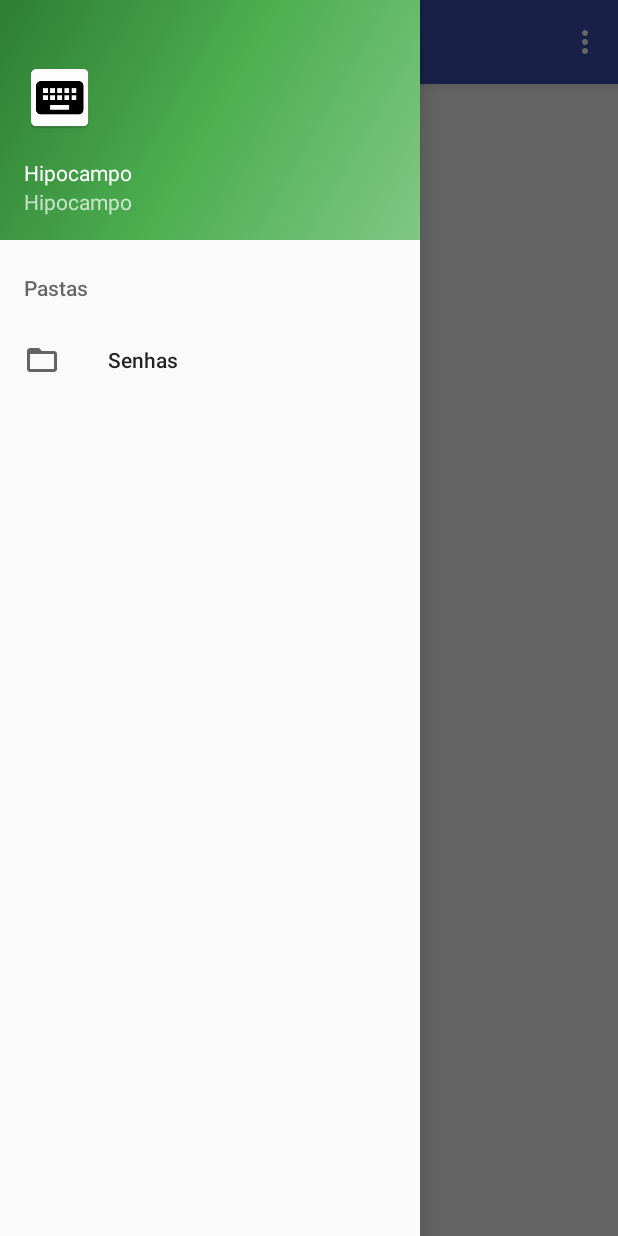
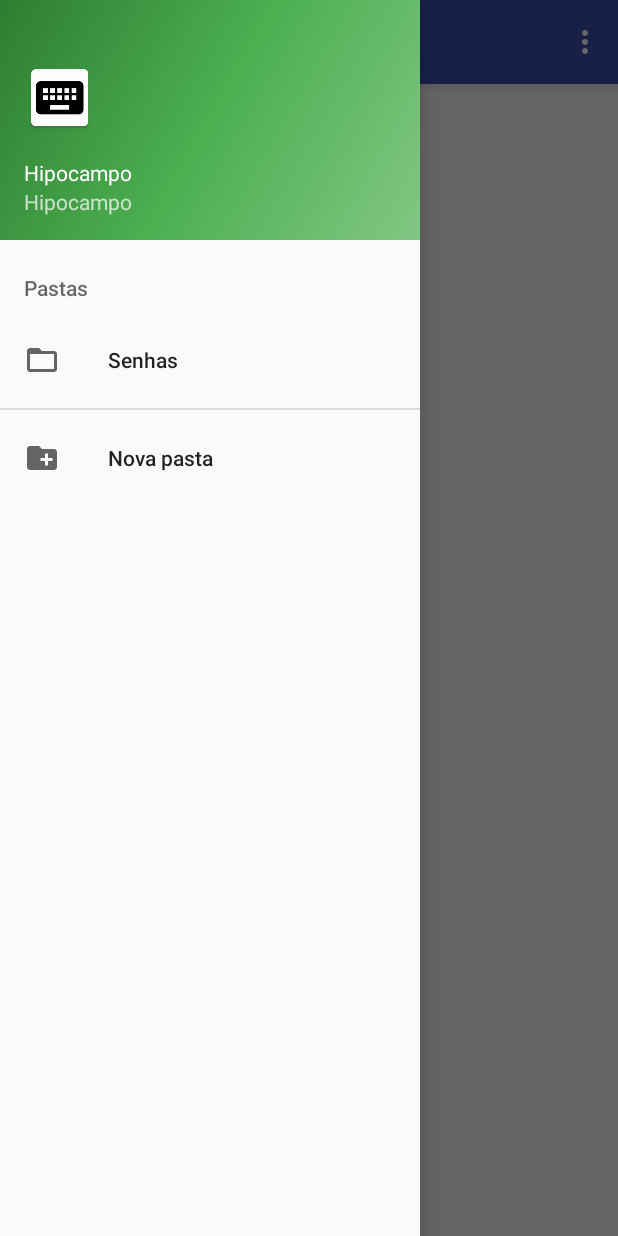
Before and after one commit to FlorencioNatan/hipocampo, an Android app: the screen it shows after launch (MainActivity), with the side drawer open, on a phone screen of 412 x 824 dp. Run offline under Robolectric (Android 15) with nearby library versions, the phone set to English and light mode, and no system bars.

Commit message:
Add FolderNameDiakog to create new PasswordFolder.
new file:   app/src/main/java/example/com/hipocampo/dialogs/FolderNameDialog.java
new file:   app/src/main/res/drawable/ic_create_new_folder_black_24dp.xml
modified:   app/src/main/res/menu/activity_main_drawer.xml
modified:   app/src/main/res/values/strings.xml

```diff
--- /dev/null
+++ b/app/src/main/res/drawable/ic_create_new_folder_black_24dp.xml
@@ -0,0 +1,9 @@
+<vector xmlns:android="http://schemas.android.com/apk/res/android"
+        android:width="24dp"
+        android:height="24dp"
+        android:viewportWidth="24.0"
+        android:viewportHeight="24.0">
+    <path
+        android:fillColor="#FF000000"
+        android:pathData="M20,6h-8l-2,-2L4,4c-1.11,0 -1.99,0.89 -1.99,2L2,18c0,1.11 0.89,2 2,2h16c1.11,0 2,-0.89 2,-2L22,8c0,-1.11 -0.89,-2 -2,-2zM19,14h-3v3h-2v-3h-3v-2h3L14,9h2v3h3v2z"/>
+</vector>
--- a/app/src/main/res/menu/activity_main_drawer.xml
+++ b/app/src/main/res/menu/activity_main_drawer.xml
@@ -12,4 +12,9 @@
         </menu>
     </item>
 
+    <item
+        android:id="@+id/nav_add_password"
+        android:icon="@drawable/ic_create_new_folder_black_24dp"
+        android:title="@string/add_folder" />
+
 </menu>
--- a/app/src/main/res/values/strings.xml
+++ b/app/src/main/res/values/strings.xml
@@ -7,6 +7,7 @@
     <string name="action_settings">Configurações</string>
     <string name="directories">Pastas</string>
     <string name="passwords">Senhas</string>
+    <string name="add_folder">Nova pasta</string>
     <string name="master_password_dialog_title">Senha Mestre</string>
     <string name="ok">Ok</string>
     <string name="cancel">Cancelar</string>
@@ -20,5 +21,6 @@
     <string name="delete">Deletar</string>
     <string name="master_password_error_dialog_title">Senha Incorreta</string>
     <string name="master_password_error_dialog_message">A senha informada é incorreta!</string>
+    <string name="folder_name_dialog_title">Nome da pasta</string>
 
 </resources>
```
Also changed, not shown: app/src/main/java/example/com/hipocampo/dialogs/FolderNameDialog.java (added, +66 -0 lines).
